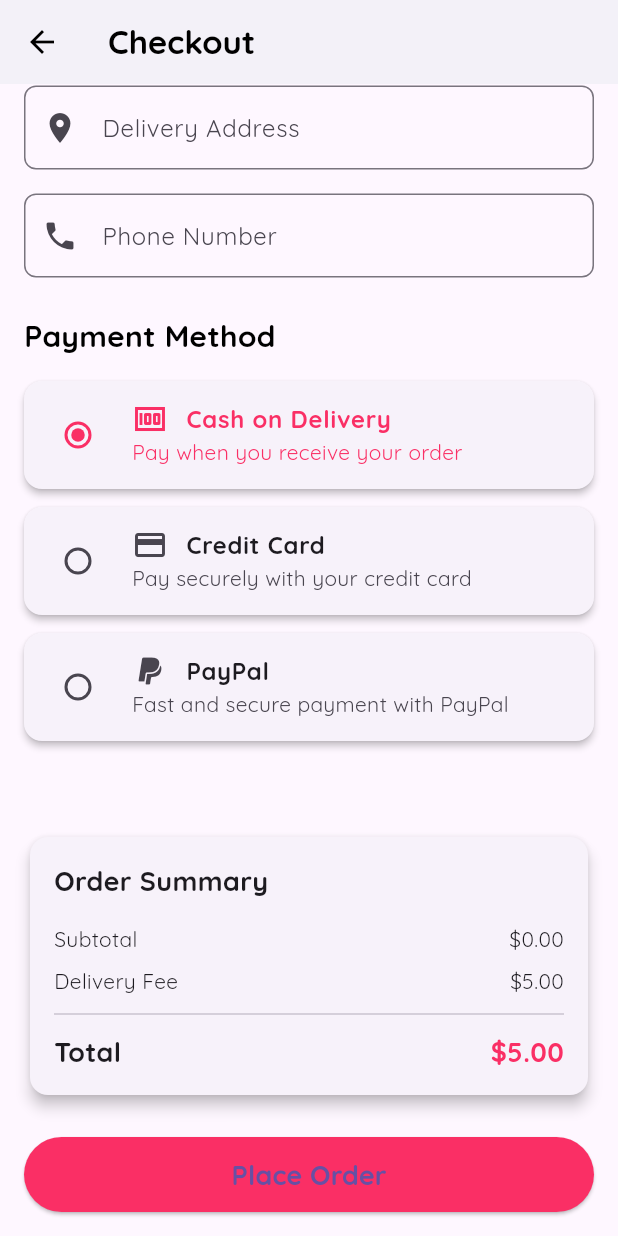
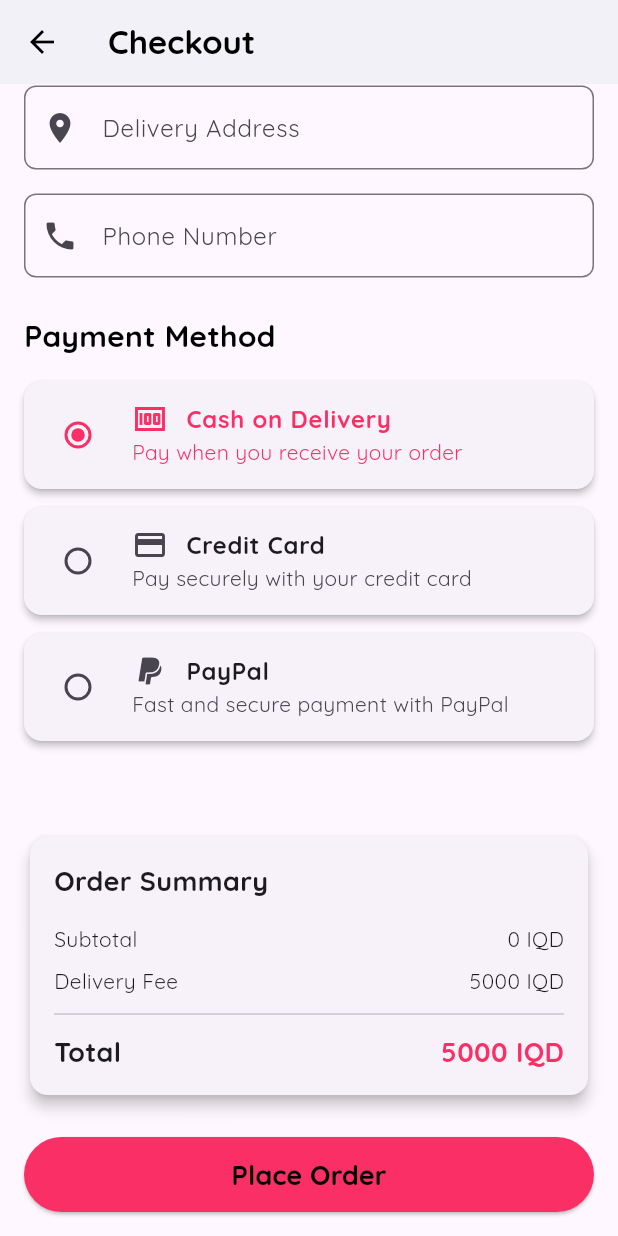
Before and after one commit to ali2hmed/sneakers, a Flutter app: the CheckoutScreen screen opened directly with empty values, scrolled down 60 dp, on a phone screen of 412 x 824 dp. Run offline on Flutter 3.47's test engine with Material 3 defaults, Android fonts, the phone set to English and light mode, and no system bars; our stand-ins replace custom_navigation_bar, font_awesome_flutter, shared_preferences, simple_animations, sqflite, supercharged; accounts and stored records are empty.

Commit message:
fix text in checkout and order

```diff
--- a/lib/view/checkout/checkout_screen.dart
+++ b/lib/view/checkout/checkout_screen.dart
@@ -262,7 +262,7 @@ class _CheckoutScreenState extends State<CheckoutScreen> {
               mainAxisAlignment: MainAxisAlignment.spaceBetween,
               children: [
                 const Text('Subtotal'),
-                Text('\$${widget.totalAmount.toStringAsFixed(2)}'),
+                Text('${widget.totalAmount.toInt()} IQD'),
               ],
             ),
             const SizedBox(height: 8),
@@ -270,7 +270,7 @@ class _CheckoutScreenState extends State<CheckoutScreen> {
               mainAxisAlignment: MainAxisAlignment.spaceBetween,
               children: [
                 Text('Delivery Fee'),
-                Text('\$5.00'),
+                Text('5000 IQD'),
               ],
             ),
             const Divider(height: 24),
@@ -285,7 +285,7 @@ class _CheckoutScreenState extends State<CheckoutScreen> {
                   ),
                 ),
                 Text(
-                  '\$${(widget.totalAmount + 5.00).toStringAsFixed(2)}',
+                  '${(widget.totalAmount + 5000).toInt()} IQD',
                   style: const TextStyle(
                     fontWeight: FontWeight.bold,
                     fontSize: 18,
@@ -317,6 +317,7 @@ class _CheckoutScreenState extends State<CheckoutScreen> {
           style: TextStyle(
             fontSize: 18,
             fontWeight: FontWeight.bold,
+            color: Colors.black
           ),
         ),
       ),
@@ -358,7 +359,7 @@ class _CheckoutScreenState extends State<CheckoutScreen> {
           MaterialPageRoute(
             builder: (context) => OrderPlacedScreen(
               orderId: orderId,
-              totalAmount: widget.totalAmount + 5.00, // Including delivery fee
+              totalAmount: widget.totalAmount + 5000, // Including delivery fee
             ),
           ),
           (route) => false,
--- a/lib/view/order/order_placed_screen.dart
+++ b/lib/view/order/order_placed_screen.dart
@@ -56,7 +56,7 @@ class OrderPlacedScreen extends StatelessWidget {
                 ),
                 const SizedBox(height: 8),
                 Text(
-                  'Total Amount: \$${totalAmount.toStringAsFixed(2)}',
+                  'Total Amount: ${totalAmount.toInt()} IQD',
                   style: const TextStyle(
                     fontSize: 18,
                     fontWeight: FontWeight.bold,
@@ -94,6 +94,7 @@ class OrderPlacedScreen extends StatelessWidget {
                       style: TextStyle(
                         fontSize: 18,
                         fontWeight: FontWeight.bold,
+                        color: Colors.black
                       ),
                     ),
                   ),
```
